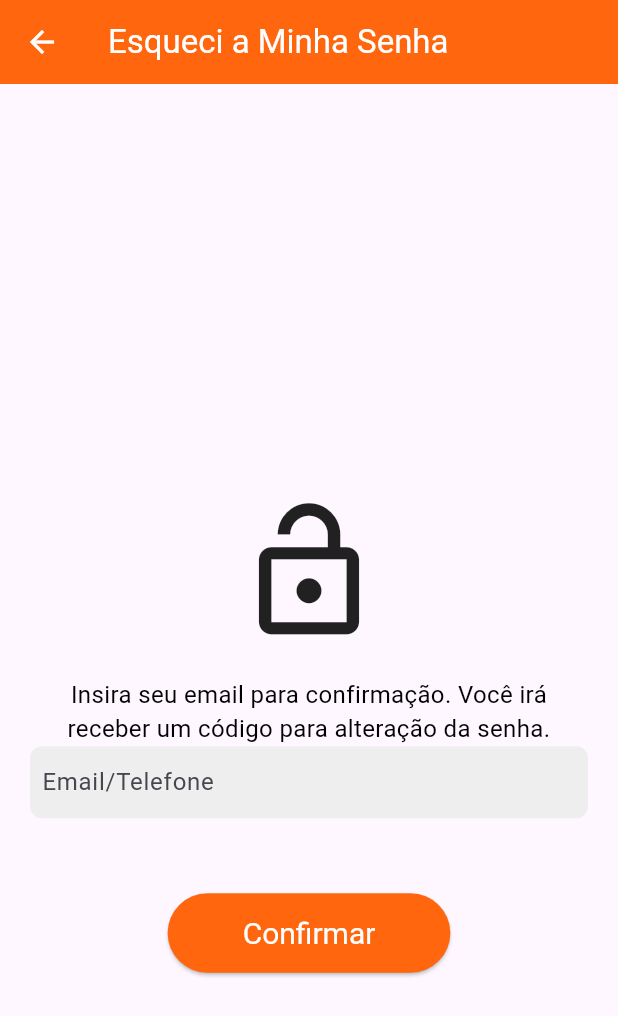
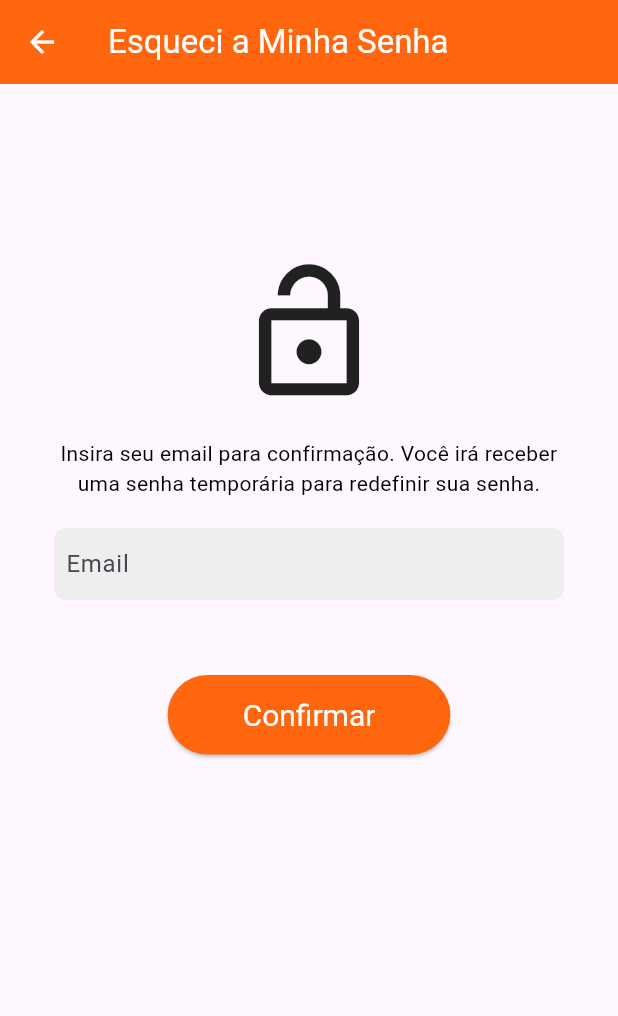
Before and after one commit to piquibr/Flutter_Project_Facul_definitive, a Flutter app: the RecoverypasswordScreen screen opened directly, on a phone screen of 412 x 824 dp. Shown: the top 1016 px of the screen. Run offline on Flutter 3.47's test engine with Material 3 defaults, Android fonts, the phone set to English and light mode, and no system bars; drawn by our look-alikes of auto_size_text.

Commit message:
Tela de recuperação de senha - OK

```diff
--- a/lib/login-page.dart
+++ b/lib/login-page.dart
@@ -221,7 +221,7 @@ class ForgotPasswordButton extends StatelessWidget {
       onPressed: () {
         Navigator.push(
           context,
-          MaterialPageRoute(builder: (context) => UpdatePassword()),
+          MaterialPageRoute(builder: (context) => Recoverypassword()),
         );
       },
       child: const Text(
--- a/lib/pages/recoveryPassword-page.dart
+++ b/lib/pages/recoveryPassword-page.dart
@@ -1,6 +1,8 @@
 import 'package:flutter/material.dart';
 import '../login-page.dart';
 import 'package:auto_size_text/auto_size_text.dart';
+import 'package:http/http.dart' as http;
+import 'dart:convert';
 
 class Recoverypassword extends StatelessWidget {
   static String tag = 'recovery_password_page';
@@ -8,7 +10,7 @@ class Recoverypassword extends StatelessWidget {
   @override
   Widget build(BuildContext context) {
     return MaterialApp(
-      title: 'Repurerar Senha',
+      title: 'Recuperar Senha',
       theme: ThemeData(
         primarySwatch: Colors.orange,
       ),
@@ -23,56 +25,125 @@ class RecoverypasswordScreen extends StatefulWidget {
 }
 
 class _RecoverypasswordState extends State<RecoverypasswordScreen> {
+  final TextEditingController _emailController = TextEditingController();
+  bool _isLoading = false;
+
+  Future<void> _sendRecoveryEmail() async {
+    final email = _emailController.text.trim();
+
+    if (email.isEmpty) {
+      ScaffoldMessenger.of(context).showSnackBar(
+        const SnackBar(content: Text('Por favor, insira seu e-mail.')),
+      );
+      return;
+    }
+
+    setState(() {
+      _isLoading = true;
+    });
+
+    try {
+      // Debug: Imprime o e-mail digitado pelo usuário
+      print('DEBUG: Tentando enviar email para: $email');
+
+      final response = await http.post(
+        Uri.parse('http://10.0.2.2:8080/api/sendTemporaryPassword'),
+        headers: {'Content-Type': 'application/json'},
+        body: jsonEncode({"email": email}),
+      );
+
+      // Debug: Exibe o status e a resposta do servidor
+      print('DEBUG: Resposta da API: ${response.statusCode}');
+      print('DEBUG: Corpo da resposta: ${response.body}');
+
+      if (response.statusCode == 200) {
+        ScaffoldMessenger.of(context).showSnackBar(
+          const SnackBar(
+            content: Text('E-mail de recuperação enviado com sucesso!'),
+          ),
+        );
+        Navigator.pushReplacement(
+          context,
+          MaterialPageRoute(builder: (context) => MyHomePage()),
+        );
+      } else {
+        final errorResponse = jsonDecode(response.body);
+        ScaffoldMessenger.of(context).showSnackBar(
+          SnackBar(
+            content: Text('Erro ao enviar o e-mail: ${errorResponse["error"] ?? "Erro desconhecido"}'),
+          ),
+        );
+        print('DEBUG: Erro ao enviar e-mail: ${errorResponse["error"]}');
+      }
+    } catch (error) {
+      print('DEBUG: Erro ao enviar o e-mail: $error');
+      ScaffoldMessenger.of(context).showSnackBar(
+        const SnackBar(content: Text('Erro ao conectar ao servidor.')),
+      );
+    } finally {
+      setState(() {
+        _isLoading = false;
+      });
+    }
+  }
+
   @override
   Widget build(BuildContext context) {
     return Scaffold(
+      resizeToAvoidBottomInset: true, // Previne overflow ao abrir o teclado
       appBar: AppBar(
-        title: Text(
+        title: const Text(
           'Esqueci a Minha Senha',
           style: TextStyle(color: Colors.white),
         ),
         backgroundColor: const Color.fromARGB(255, 255, 102, 14),
         leading: IconButton(
-          icon: Icon(Icons.arrow_back, color: Colors.white),
+          icon: const Icon(Icons.arrow_back, color: Colors.white),
           onPressed: () {
-            Navigator.push(
+            Navigator.pushReplacement(
               context,
               MaterialPageRoute(builder: (context) => MyHomePage()),
             );
           },
         ),
       ),
-      body: Center(
+      body: SafeArea(
+        child: SingleChildScrollView(
+          padding: const EdgeInsets.all(16.0),
           child: Column(
             mainAxisAlignment: MainAxisAlignment.center,
             children: [
-            SizedBox(height: 100),
-            Icon(
+              const SizedBox(height: 100),
+              const Icon(
                 Icons.lock_open_outlined,
                 size: 100,
               ),
-            SizedBox(height: 20),
-            Padding(
+              const SizedBox(height: 20),
+              const Padding(
                 padding: EdgeInsets.symmetric(horizontal: 20.0),
                 child: AutoSizeText(
-                'Insira seu email para confirmação. Você irá receber um código para alteração da senha.',
+                  'Insira seu email para confirmação. Você irá receber uma senha temporária para redefinir sua senha.',
                   textAlign: TextAlign.center,
                   style: TextStyle(
                     fontSize: 16,
                     fontWeight: FontWeight.normal,
-                  color: const Color.fromARGB(255, 0, 0, 0),
+                    color: Color.fromARGB(255, 0, 0, 0),
                   ),
-                maxLines: 2, // Limita o número de linhas do texto ),
+                  maxLines: 2,
                 ),
-
               ),
+              const SizedBox(height: 20),
               Padding(
-              padding: EdgeInsets.symmetric(horizontal: 20.0),
-              child: _EmailInput(),
+                padding: const EdgeInsets.symmetric(horizontal: 20.0),
+                child: _EmailInput(controller: _emailController),
               ),
-            SizedBox(height: 50),
-            _CadastradoButton(),
+              const SizedBox(height: 50),
+              _CadastradoButton(
+                onPressed: _sendRecoveryEmail,
+                isLoading: _isLoading,
+              ),
             ],
+          ),
         ),
       ),
     );
@@ -80,6 +151,10 @@ class _RecoverypasswordState extends State<RecoverypasswordScreen> {
 }
 
 class _EmailInput extends StatelessWidget {
+  final TextEditingController controller;
+
+  const _EmailInput({required this.controller});
+
   @override
   Widget build(BuildContext context) {
     return Container(
@@ -88,14 +163,15 @@ class _EmailInput extends StatelessWidget {
         borderRadius: BorderRadius.circular(8.0),
       ),
       child: TextFormField(
-        decoration: InputDecoration(
-          labelText: 'Email/Telefone',
+        controller: controller,
+        decoration: const InputDecoration(
+          labelText: 'Email',
           border: InputBorder.none,
           contentPadding: EdgeInsets.symmetric(horizontal: 8),
         ),
         validator: (value) {
           if (value == null || value.isEmpty) {
-            return 'Por favor, insira seu email ou telefone';
+            return 'Por favor, insira seu e-mail.';
           }
           return null;
         },
@@ -105,22 +181,25 @@ class _EmailInput extends StatelessWidget {
 }
 
 class _CadastradoButton extends StatelessWidget {
+  final VoidCallback onPressed;
+  final bool isLoading;
+
+  const _CadastradoButton({required this.onPressed, required this.isLoading});
+
   @override
   Widget build(BuildContext context) {
     return ElevatedButton(
       style: ElevatedButton.styleFrom(
-        padding: EdgeInsets.symmetric(horizontal: 50, vertical: 15),
-        textStyle: TextStyle(fontSize: 20),
+        padding: const EdgeInsets.symmetric(horizontal: 50, vertical: 15),
+        textStyle: const TextStyle(fontSize: 20),
         backgroundColor: const Color.fromARGB(255, 255, 102, 14),
       ),
-      onPressed: () {
-        //TODO: Implementar a lógica de cadastro
-        Navigator.push(
-          context,
-          MaterialPageRoute(builder: (context) => MyHomePage()),
-        );
-      },
-      child: Text(
+      onPressed: isLoading ? null : onPressed,
+      child: isLoading
+          ? const CircularProgressIndicator(
+              valueColor: AlwaysStoppedAnimation<Color>(Colors.white),
+            )
+          : const Text(
               'Confirmar',
               style: TextStyle(color: Colors.white),
             ),
```
Lines whose indentation alone changed are shown as unchanged.
